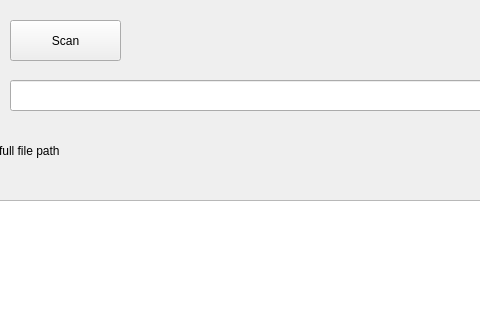
hidog/FilenameConvert, file mainwindow.ui: the form before one commit; both pictures show x 460 to 940 and y 0 to 320 of the 1280 by 720 pixel window.
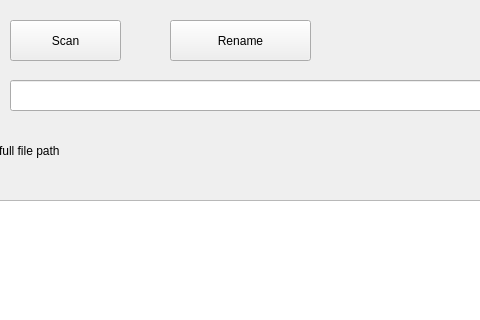
The form after the commit.

Commit message: add rename feature.  (prepare state)

Diff of the .ui file:
```diff
--- a/mainwindow.ui
+++ b/mainwindow.ui
@@ -147,6 +147,19 @@
      <string>full file path</string>
     </property>
    </widget>
+   <widget class="QPushButton" name="renameButton">
+    <property name="geometry">
+     <rect>
+      <x>630</x>
+      <y>20</y>
+      <width>141</width>
+      <height>41</height>
+     </rect>
+    </property>
+    <property name="text">
+     <string>Rename</string>
+    </property>
+   </widget>
   </widget>
   <widget class="QMenuBar" name="menubar">
    <property name="geometry">
```
The commit also changes 4 other files.
